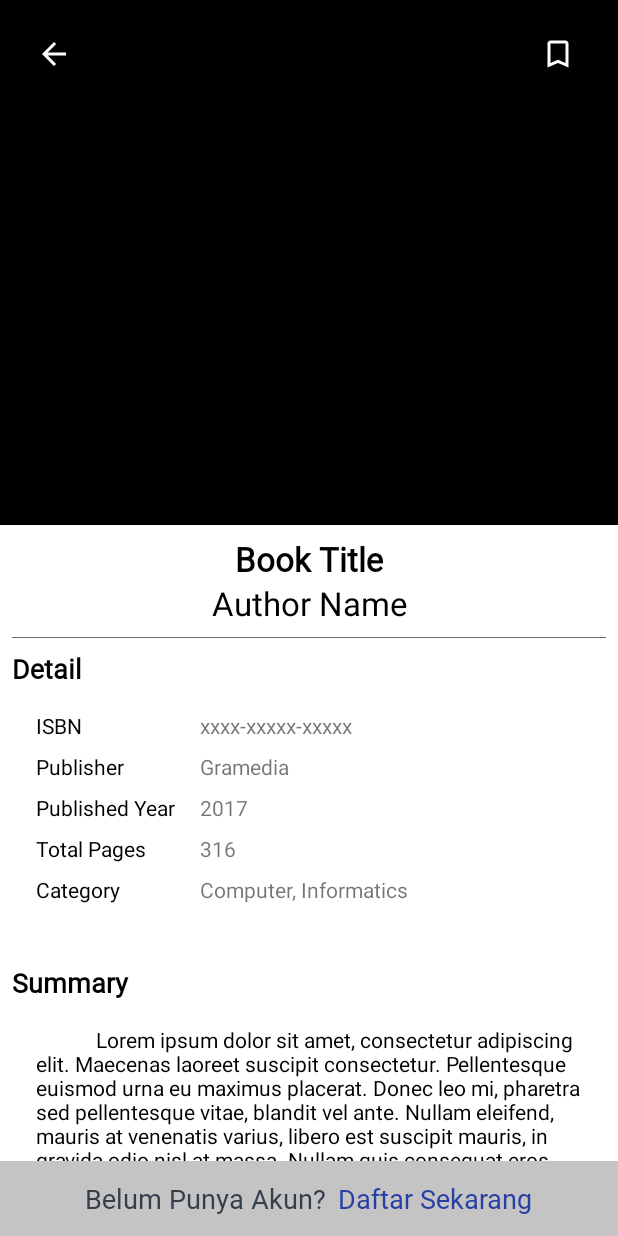
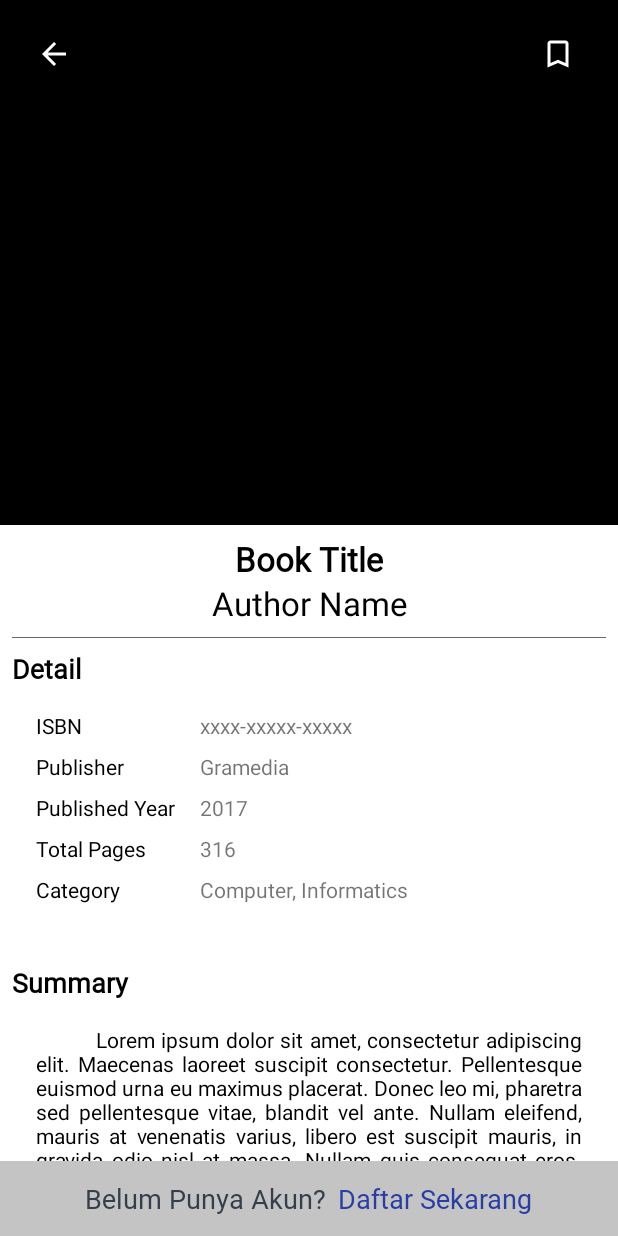
Before and after one commit to muhammadaqilp/EPerpusApp, an Android app: the BookDetailActivity screen opened directly, with no data from a screen before it, on a phone screen of 412 x 824 dp. Run offline under Robolectric (Android 15) with nearby library versions, the phone set to English and light mode, and no system bars; Roboto replaces fonts that are not available here.

Commit message:
benerin flow sama layoutnya

```diff
--- a/app/src/main/java/com/example/eperpusapp/BookDetailActivity.java
+++ b/app/src/main/java/com/example/eperpusapp/BookDetailActivity.java
@@ -2,30 +2,40 @@ package com.example.eperpusapp;
 
 import androidx.appcompat.app.AppCompatActivity;
 
+import android.annotation.SuppressLint;
 import android.content.Intent;
+import android.os.Build;
 import android.os.Bundle;
 import android.widget.TextView;
 
 import com.example.eperpusapp.Fragment.HomeFragment;
 
+import static android.text.Layout.JUSTIFICATION_MODE_INTER_WORD;
+
 public class BookDetailActivity extends AppCompatActivity {
 
+    TextView back, bookmark, txtSummary;
+
+    @SuppressLint("WrongConstant")
     @Override
     protected void onCreate(Bundle savedInstanceState) {
         super.onCreate(savedInstanceState);
         setContentView(R.layout.activity_book_detail);
 
-
-        TextView back = findViewById(R.id.btnBack);
-        TextView bookmark = findViewById(R.id.btnBookmark);
+        back = findViewById(R.id.btnBack);
+        bookmark = findViewById(R.id.btnBookmark);
+        txtSummary = findViewById(R.id.txt_summary);
         back.bringToFront();
         bookmark.bringToFront();
-
 
         back.setOnClickListener(v -> {
             Intent intent = new Intent(this, MainActivity.class);
             startActivity(intent);
             finish();
         });
+
+        if (Build.VERSION.SDK_INT >= Build.VERSION_CODES.O) {
+            txtSummary.setJustificationMode(JUSTIFICATION_MODE_INTER_WORD);
+        }
     }
 }
--- a/app/src/main/res/layout/item_collection_book.xml
+++ b/app/src/main/res/layout/item_collection_book.xml
@@ -5,7 +5,8 @@
     android:background="@drawable/rectangle_5"
     android:orientation="vertical"
     android:layout_margin="8dp"
-    android:padding="16dp">
+    android:padding="16dp"
+    android:id="@+id/layout_collection_book">
 
     <ImageView
         android:id="@+id/img_item_book"
```
Also changed, not shown: app/src/main/java/com/example/eperpusapp/Fragment/HomeFragment.java (+11 -3 lines).
